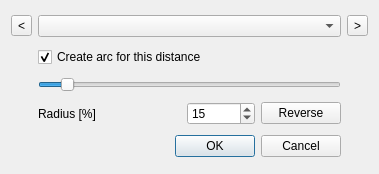
Old version of the form ui_place_arc.ui in the repository 3nids/intersectit.
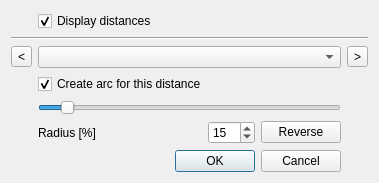
New version of the form.

Commit message: option to toggle memory layers visibility

Diff of the .ui file:
```diff
--- a/ui_place_arc.ui
+++ b/ui_place_arc.ui
@@ -14,10 +14,10 @@
    <string>Triangulation :: place arc</string>
   </property>
   <layout class="QGridLayout" name="gridLayout">
-   <item row="0" column="1" colspan="4">
+   <item row="2" column="1" colspan="4">
     <widget class="QComboBox" name="arcCombo"/>
    </item>
-   <item row="5" column="1" colspan="4">
+   <item row="7" column="1" colspan="4">
     <widget class="QDialogButtonBox" name="buttonBox">
      <property name="orientation">
       <enum>Qt::Horizontal</enum>
@@ -27,28 +27,28 @@
      </property>
     </widget>
    </item>
-   <item row="0" column="0">
+   <item row="2" column="0">
     <widget class="QToolButton" name="prevButton">
      <property name="text">
       <string>&lt;</string>
      </property>
     </widget>
    </item>
-   <item row="0" column="5">
+   <item row="2" column="5">
     <widget class="QToolButton" name="nextButton">
      <property name="text">
       <string>&gt;</string>
      </property>
     </widget>
    </item>
-   <item row="3" column="1" colspan="2">
+   <item row="5" column="1" colspan="2">
     <widget class="QLabel" name="label">
      <property name="text">
       <string>Radius [%]</string>
      </property>
     </widget>
    </item>
-   <item row="1" column="1" colspan="4">
+   <item row="3" column="1" colspan="4">
     <widget class="QCheckBox" name="createBox">
      <property name="text">
       <string>Create arc for this distance</string>
@@ -58,7 +58,7 @@
      </property>
     </widget>
    </item>
-   <item row="2" column="1" colspan="4">
+   <item row="4" column="1" colspan="4">
     <widget class="QSlider" name="radiusSlider">
      <property name="maximum">
       <number>200</number>
@@ -86,7 +86,7 @@
      </property>
     </widget>
    </item>
-   <item row="3" column="3">
+   <item row="5" column="3">
     <widget class="QSpinBox" name="radiusSpin">
      <property name="maximum">
       <number>200</number>
@@ -96,13 +96,33 @@
      </property>
     </widget>
    </item>
-   <item row="3" column="4">
+   <item row="5" column="4">
     <widget class="QPushButton" name="reverseButton">
      <property name="text">
       <string>Reverse</string>
      </property>
     </widget>
    </item>
+   <item row="1" column="0" colspan="6">
+    <widget class="Line" name="line">
+     <property name="orientation">
+      <enum>Qt::Horizontal</enum>
+     </property>
+    </widget>
+   </item>
+   <item row="0" column="1">
+    <widget class="QCheckBox" name="displayLayersBox">
+     <property name="text">
+      <string>Display distances</string>
+     </property>
+     <property name="checked">
+      <bool>true</bool>
+     </property>
+     <property name="tristate">
+      <bool>true</bool>
+     </property>
+    </widget>
+   </item>
   </layout>
  </widget>
  <tabstops>
```
The commit also changes 3 other files.
